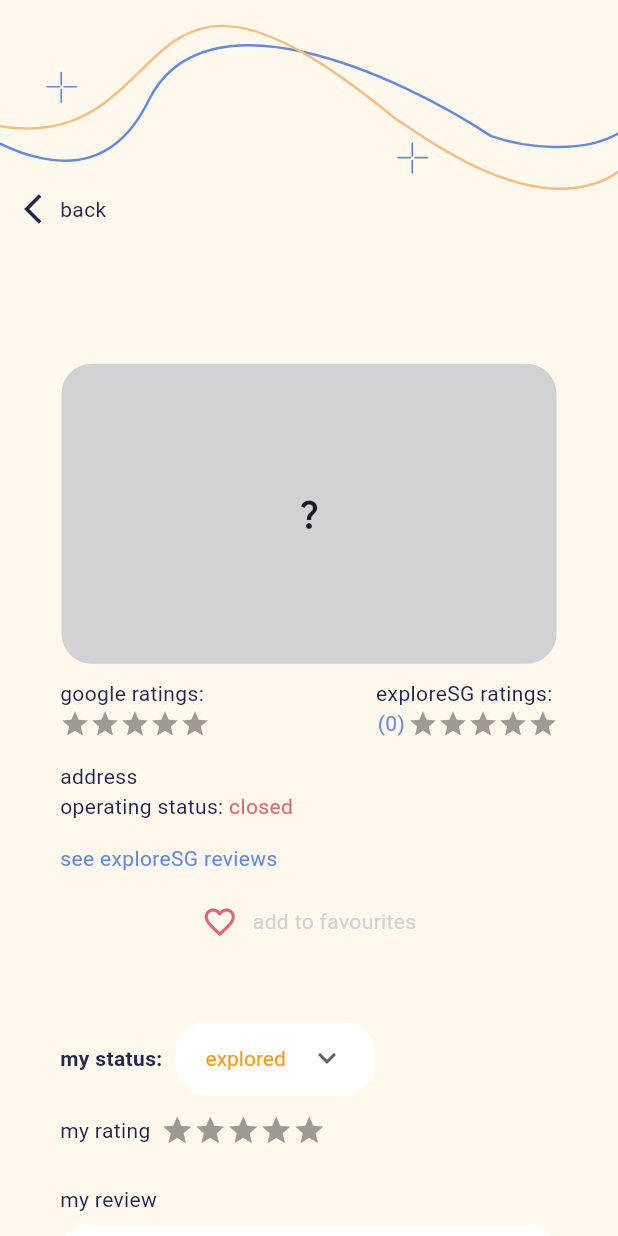
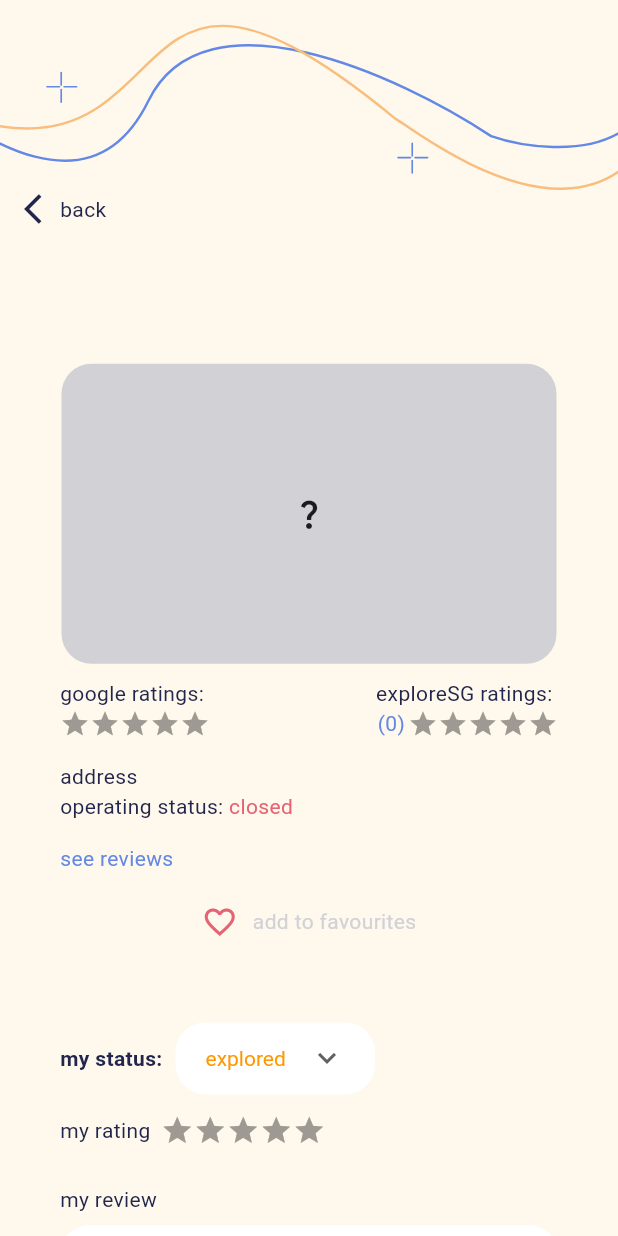
Before and after one commit to MagdelineNg/exploresg, a Flutter app: the PlaceScreen screen opened directly with empty values, on a phone screen of 412 x 824 dp. Run offline on Flutter 3.47's test engine with Material 3 defaults, Android fonts, the phone set to English and light mode, and no system bars; drawn by our look-alikes of flutter_rating_bar; our stand-ins replace cloud_firestore, file_picker, firebase_auth, firebase_core, firebase_messaging, firebase_storage and 6 more; accounts and stored records are empty; Roboto replaces fonts that are missing (AvenirLtStd).

Commit message:
Change review text

```diff
--- a/lib/screens/place_ui.dart
+++ b/lib/screens/place_ui.dart
@@ -219,7 +219,7 @@ class _PlaceScreen extends State<PlaceScreen> {
                   ));
                 },
                 child: textMinor(
-                  'see exploreSG reviews',
+                  'see reviews',
                   const Color(0xff6488E5),
                 ),
               ),
```
